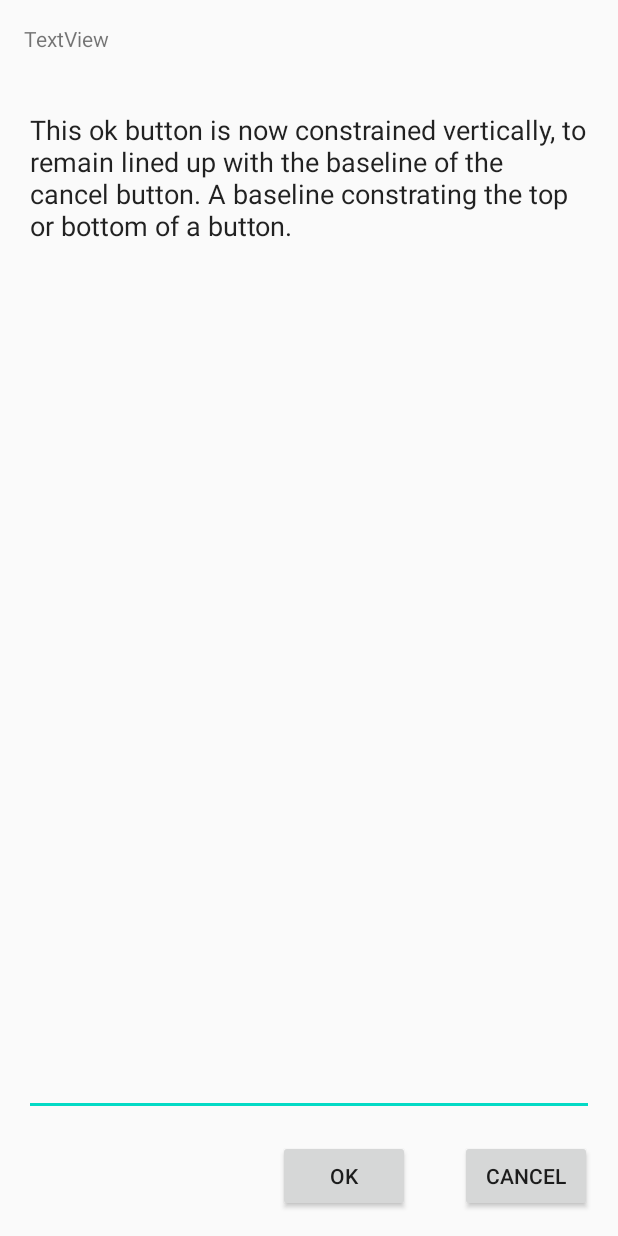
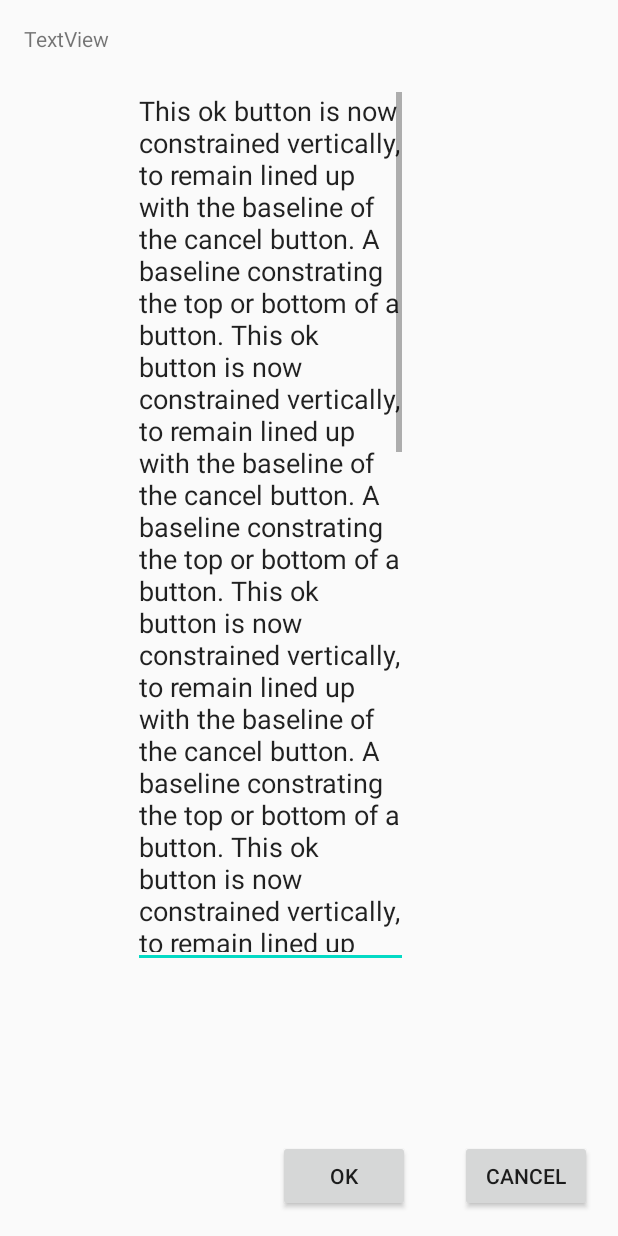
Before and after one commit to DSkilton/AndroidButtonCounter, an Android app: the layout note_layout.xml on its own in the app's theme, with its tools: preview values and no code run, on a phone screen of 412 x 824 dp. Run offline under Robolectric (Android 15) with nearby library versions, the phone set to English and light mode, and no system bars.

Commit message:
fixed textview overflow issue

```diff
--- a/app/src/main/java/com/duncancodes/buttoncounter/MainActivity.java
+++ b/app/src/main/java/com/duncancodes/buttoncounter/MainActivity.java
@@ -8,6 +8,7 @@ public class MainActivity extends AppCompatActivity {
     @Override
     protected void onCreate(Bundle savedInstanceState) {
         super.onCreate(savedInstanceState);
-        setContentView(R.layout.activity_main);
+//        setContentView(R.layout.activity_main);
+        setContentView(R.layout.note_layout);
     }
 }
--- a/app/src/main/res/layout/note_layout.xml
+++ b/app/src/main/res/layout/note_layout.xml
@@ -7,8 +7,8 @@
 
     <TextView
         android:id="@+id/textView"
-        android:layout_width="94dp"
-        android:layout_height="32dp"
+        android:layout_width="wrap_content"
+        android:layout_height="wrap_content"
         android:layout_marginStart="16dp"
         android:layout_marginLeft="16dp"
         android:layout_marginTop="16dp"
@@ -18,8 +18,8 @@
 
     <EditText
         android:id="@+id/editTextTextMultiLine"
-        android:layout_width="0dp"
-        android:layout_height="0dp"
+        android:layout_width="183dp"
+        android:layout_height="594dp"
         android:layout_marginStart="16dp"
         android:layout_marginLeft="16dp"
         android:layout_marginTop="16dp"
@@ -29,12 +29,14 @@
         android:ems="10"
         android:gravity="start|top"
         android:inputType="textMultiLine"
-        android:text="This ok button is now constrained vertically, to remain lined up with the baseline of the cancel button. A baseline constrating the top or bottom of a button."
-        app:layout_constraintBottom_toTopOf="@+id/btnCancel"
+        android:scrollbars="vertical"
+        android:text="This ok button is now constrained vertically, to remain lined up with the baseline of the cancel button. A baseline constrating the top or bottom of a button. This ok button is now constrained vertically, to remain lined up with the baseline of the cancel button. A baseline constrating the top or bottom of a button. This ok button is now constrained vertically, to remain lined up with the baseline of the cancel button. A baseline constrating the top or bottom of a button. This ok button is now constrained vertically, to remain lined up with the baseline of the cancel button. A baseline constrating the top or bottom of a button. This ok button is now constrained vertically, to remain lined up with the baseline of the cancel button. A baseline constrating the top or bottom of a button. This ok button is now constrained vertically, to remain lined up with the baseline of the cancel button. A baseline constrating the top or bottom of a button. This ok button is now constrained vertically, to remain lined up with the baseline of the cancel button. A baseline constrating the top or bottom of a button. This ok button is now constrained vertically, to remain lined up with the baseline of the cancel button. A baseline constrating the top or bottom of a button."
+        app:layout_constraintBottom_toTopOf="@+id/btnOk"
         app:layout_constraintEnd_toEndOf="parent"
-        app:layout_constraintHorizontal_bias="0.597"
-        app:layout_constraintStart_toStartOf="parent"
-        app:layout_constraintTop_toBottomOf="@+id/textView" />
+        app:layout_constraintHorizontal_bias="0.0"
+        app:layout_constraintStart_toEndOf="@+id/textView"
+        app:layout_constraintTop_toBottomOf="@+id/textView"
+        app:layout_constraintVertical_bias="0.0" />
 
     <Button
         android:id="@+id/btnCancel"
```
